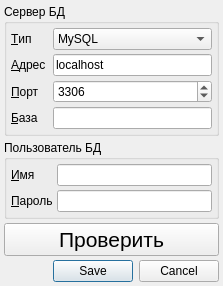
The window that view/ui/settings_db.ui (treone/Loyalty-System-Manager) describes before a commit, drawn with Qt 5.
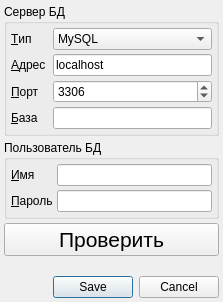
The same window after the commit. Icons and pictures are not drawn.

Commit message: feat(db/settings): postgre добавлена в список настроек бд

```diff
--- a/view/ui/settings_db.ui
+++ b/view/ui/settings_db.ui
@@ -7,7 +7,7 @@
     <x>0</x>
     <y>0</y>
     <width>223</width>
-    <height>265</height>
+    <height>302</height>
    </rect>
   </property>
   <property name="sizePolicy">
```
Left out of the diff: 17 changed lines with no effect on the pictures. The commit also changes 2 other files.
